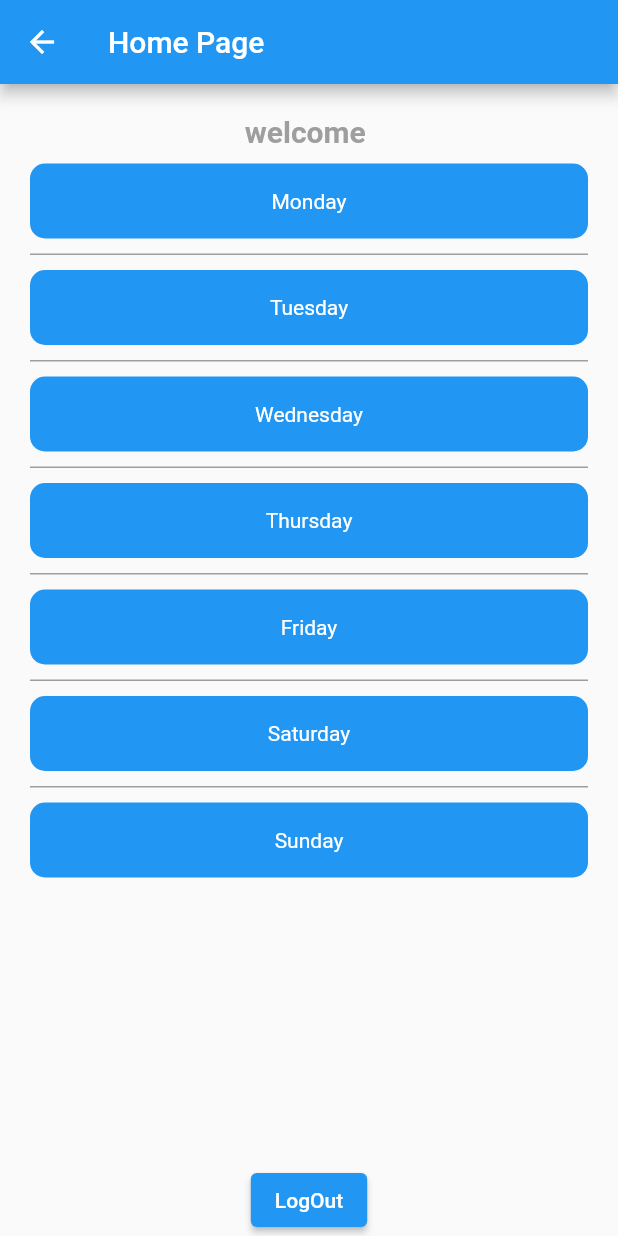
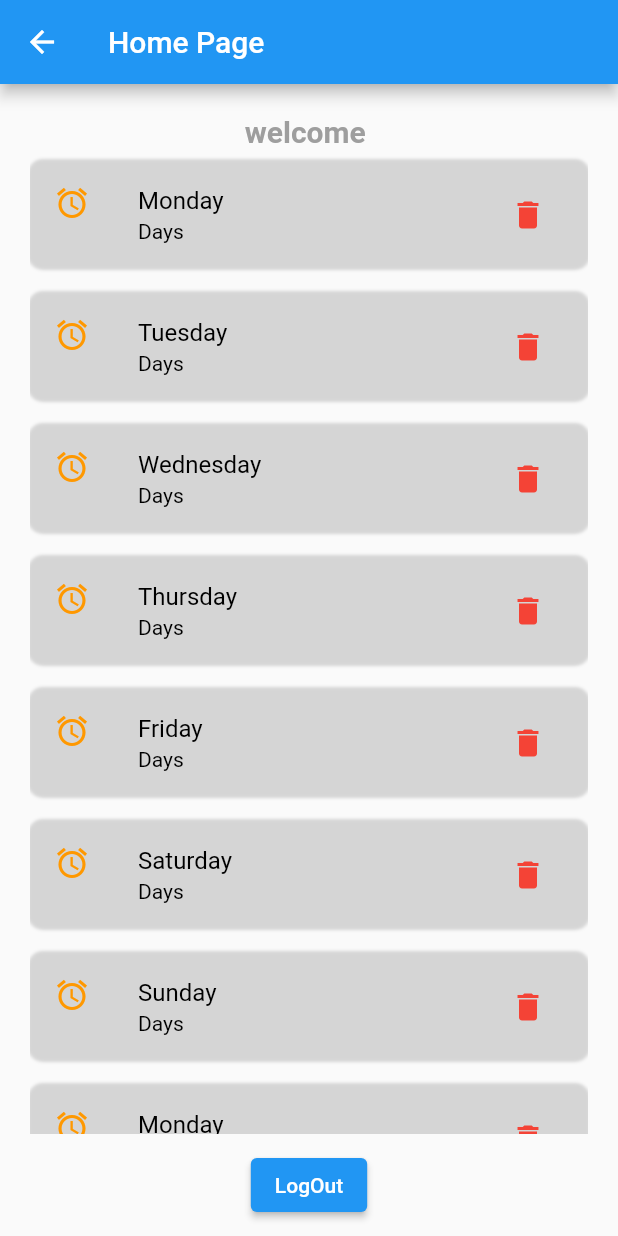
Before and after one commit to nixx49/franklin_training_demo_project, a Flutter app: the HomePage screen opened directly with empty values, on a phone screen of 412 x 824 dp. Run offline on Flutter 3.47's test engine with Material 2 defaults, Android fonts, the phone set to English and light mode, and no system bars.

Commit message:
Adding builder list tile view to list.

```diff
--- a/lib/home_page.dart
+++ b/lib/home_page.dart
@@ -17,7 +17,13 @@ class _HomePageState extends State<HomePage> {
     'Thursday',
     'Friday',
     'Saturday',
-    'Sunday'
+    'Sunday',
+    'Monday',
+    'Tuesday',
+    'Wednesday',
+    'Thursday',
+    'Friday',
+    'Saturday',
   ];
   @override
   Widget build(BuildContext context) {
@@ -45,37 +51,59 @@ class _HomePageState extends State<HomePage> {
               ),
             ),
             Expanded(
-                child: ListView.separated(
-              //physics: const ClampingScrollPhysics(),
+                child: ListView.builder(
               itemCount: data.length,
-              separatorBuilder: (context, index) {
-                return Container(
-                  color: Colors.grey,
-                  height: 1,
-                );
-              },
               itemBuilder: (context, index) {
                 return Container(
-                  margin: const EdgeInsets.symmetric(vertical: 10),
-                  height: 50,
+                  margin: EdgeInsets.symmetric(vertical: 8),
                   decoration: BoxDecoration(
                     borderRadius: BorderRadius.circular(10),
-                    color: Colors.blue,
+                    boxShadow: [
+                      BoxShadow(
+                          color: Colors.grey.withOpacity(0.4),
+                          spreadRadius: 1,
+                          blurRadius: 1),
+                    ],
                   ),
-                  child: Center(
-                    child: Text(
+                  child: ListTile(
+                    leading: const Icon(
+                      Icons.access_alarm,
+                      color: Colors.orange,
+                    ),
+                    title: Text(
                       data[index],
-                      style: const TextStyle(color: Colors.white),
+                      style: const TextStyle(color: Colors.black),
+                    ),
+                    subtitle: const Text(
+                      'Days',
+                      style: TextStyle(color: Colors.black),
+                    ),
+                    trailing: IconButton(
+                      icon: const Icon(Icons.delete),
+                      color: Colors.red,
+                      onPressed: () {},
                     ),
                   ),
                 );
+
+                // return Container(
+                //   margin: const EdgeInsets.symmetric(vertical: 10),
+                //   height: 50,
+                //   decoration: BoxDecoration(
+                //     borderRadius: BorderRadius.circular(10),
+                //     color: Colors.blue,
+                //   ),
+                //   child: Center(
+                //     child: Text(
+                //       data[index],
+                //       style: const TextStyle(color: Colors.white),
+                //     ),
+                //   ),
+                // );
               },
             )),
-            Column(
-              crossAxisAlignment: CrossAxisAlignment.center,
-              mainAxisAlignment: MainAxisAlignment.end,
-              children: [
             Container(
+              padding: EdgeInsets.symmetric(vertical: 10,horizontal: 10),
               child: ElevatedButton(
                 onPressed: () {
                   Navigator.push(
@@ -85,8 +113,6 @@ class _HomePageState extends State<HomePage> {
                 },
                 child: const Text('LogOut'),
               ),
-                ),
-              ],
             )
           ],
         ),
```
Lines whose indentation alone changed are shown as unchanged.
